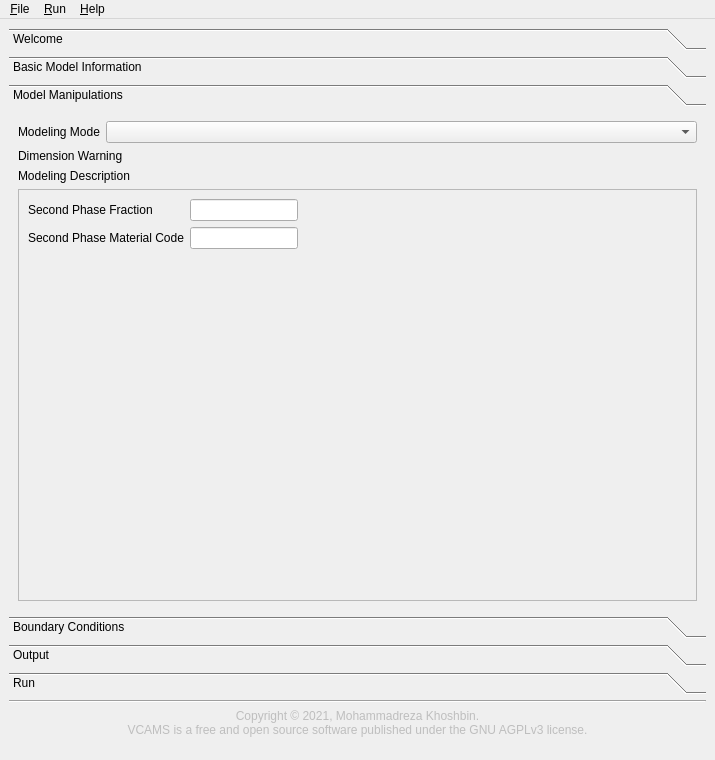
mkhoshbin1/vcams, file gui/main_window.ui: the form before one commit.
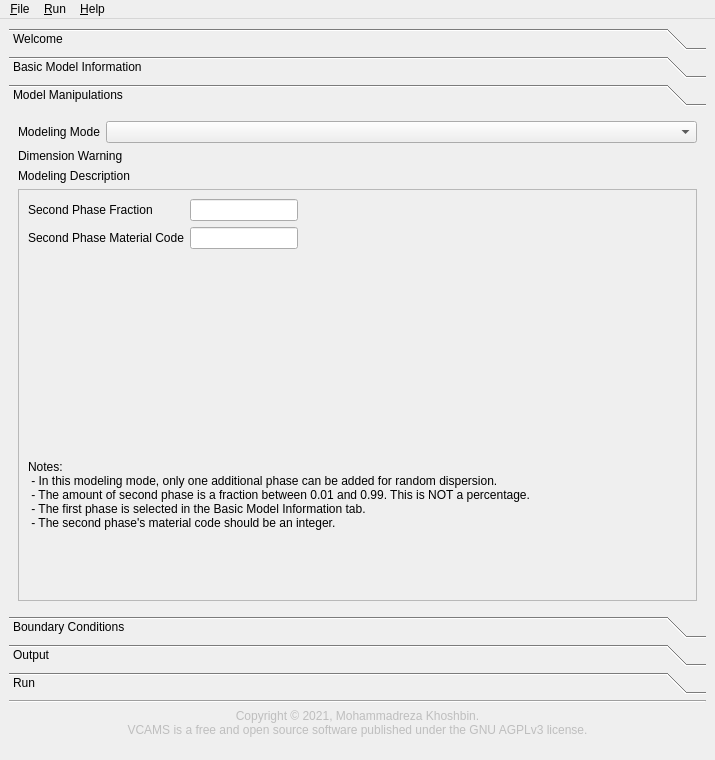
The form after the commit. The open tabs and pages were chosen to show the change. Custom widgets are drawn as their Qt base class.

Commit message: Finalized addition of Random Element Dispersion to the GUI.

The edit to the form file:
```diff
--- a/gui/main_window.ui
+++ b/gui/main_window.ui
@@ -598,6 +598,17 @@
               </item>
              </layout>
             </item>
+            <item>
+             <widget class="QLabel" name="random_footnote">
+              <property name="text">
+               <string>Notes:
+ - In this modeling mode, only one additional phase can be added for random dispersion.
+ - The amount of second phase is a fraction between 0.01 and 0.99. This is NOT a percentage.
+ - The first phase is selected in the Basic Model Information tab.
+ - The second phase's material code should be an integer.</string>
+              </property>
+             </widget>
+            </item>
            </layout>
           </widget>
           <widget class="QWidget" name="modeling_tpms">
```
Left out of the diff: 6 changed lines with no effect on the pictures.
